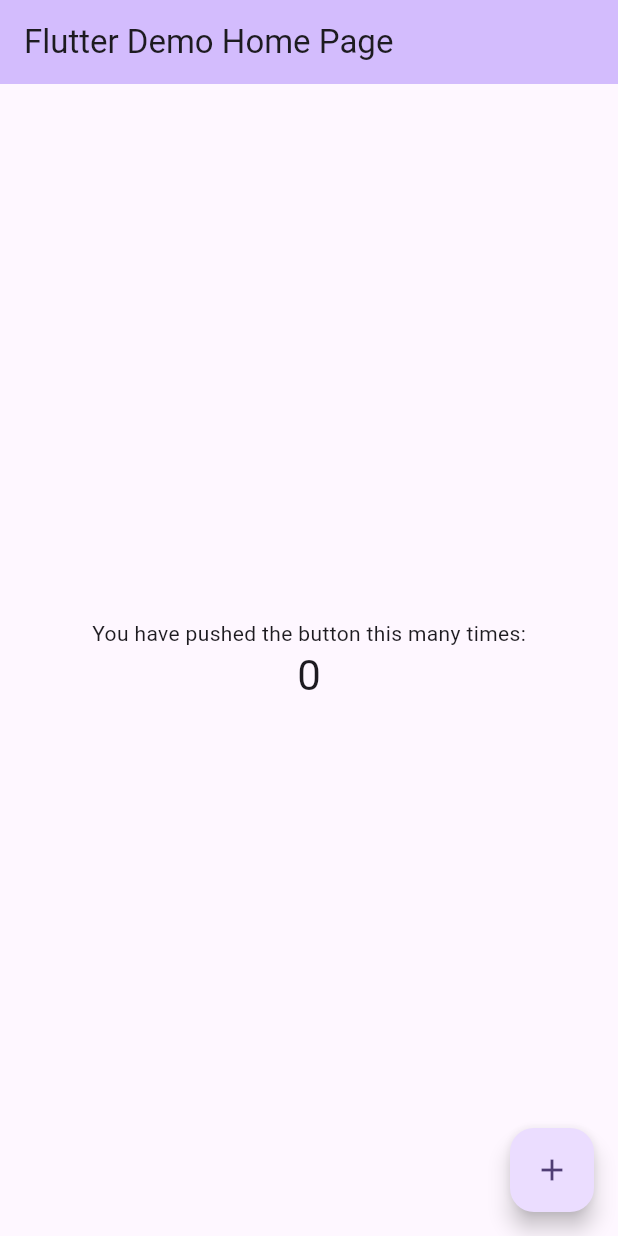
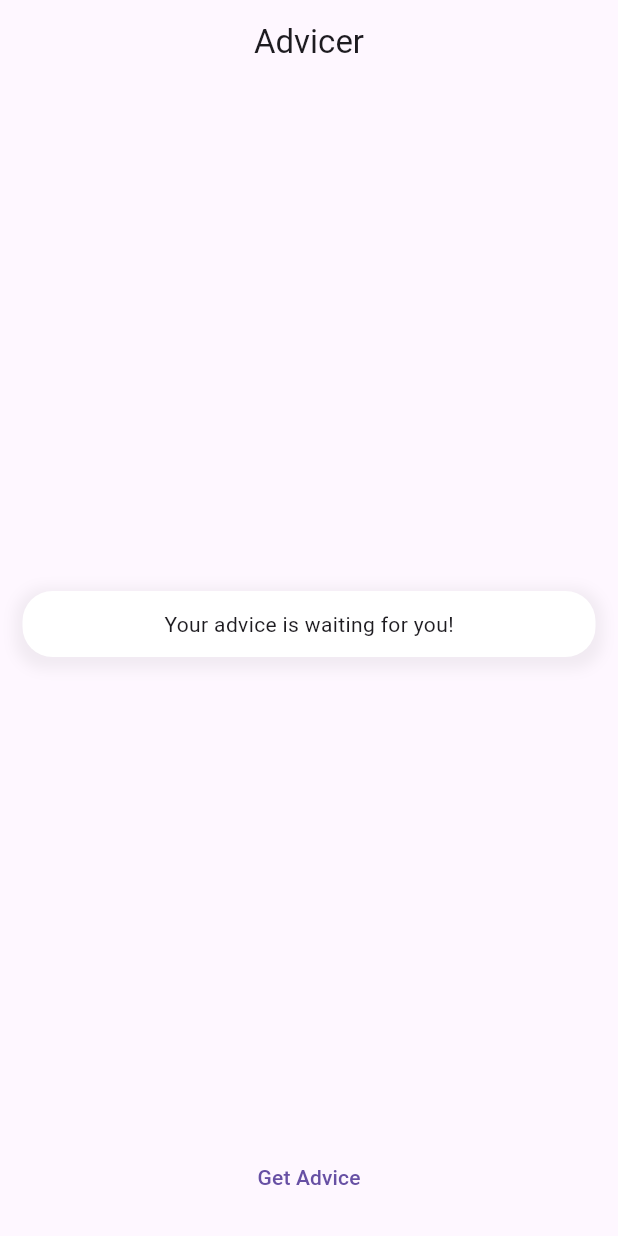
Before and after one commit to ericknamukolo/advicer, a Flutter app: the screen it shows after launch, on a phone screen of 412 x 824 dp. Run offline on Flutter 3.47's test engine with Material 3 defaults, Android fonts, the phone set to English and light mode, and no system bars.

Commit message:
added a basic ui

```diff
--- /dev/null
+++ b/lib/application/core/widgets/advice_field.dart
@@ -0,0 +1,31 @@
+import 'package:flutter/material.dart';
+
+class AdviceField extends StatelessWidget {
+  final String advice;
+  const AdviceField({
+    super.key,
+    required this.advice,
+  });
+
+  @override
+  Widget build(BuildContext context) {
+    return Container(
+      padding: EdgeInsets.all(12.0),
+      decoration: BoxDecoration(
+        color: Colors.white,
+        borderRadius: BorderRadius.circular(20.0),
+        boxShadow: [
+          BoxShadow(
+            color: Colors.black.withOpacity(0.05),
+            spreadRadius: 5,
+            blurRadius: 7,
+            offset: Offset(0, 3),
+          ),
+        ],
+      ),
+      child: Center(
+        child: Text(advice),
+      ),
+    );
+  }
+}
--- /dev/null
+++ b/lib/application/screens/advicer_screen.dart
@@ -0,0 +1,29 @@
+import 'package:flutter/material.dart';
+
+import '../core/widgets/advice_field.dart';
+
+class AdvicerScreen extends StatelessWidget {
+  const AdvicerScreen({super.key});
+
+  @override
+  Widget build(BuildContext context) {
+    return Scaffold(
+      appBar: AppBar(
+        title: const Text('Advicer'),
+        centerTitle: true,
+      ),
+      body: Padding(
+        padding: const EdgeInsets.all(15.0),
+        child: Column(
+          crossAxisAlignment: CrossAxisAlignment.stretch,
+          mainAxisAlignment: MainAxisAlignment.spaceBetween,
+          children: [
+            SizedBox(),
+            AdviceField(advice: 'Your advice is waiting for you!'),
+            TextButton(onPressed: () {}, child: Text('Get Advice')),
+          ],
+        ),
+      ),
+    );
+  }
+}
--- a/lib/main.dart
+++ b/lib/main.dart
@@ -1,110 +1,18 @@
 import 'package:flutter/material.dart';
 
+import 'application/screens/advicer_screen.dart';
+
 void main() {
-  runApp(const MyApp());
+  runApp(const AdvicerApp());
 }
 
-class MyApp extends StatelessWidget {
-  const MyApp({super.key});
+class AdvicerApp extends StatelessWidget {
+  const AdvicerApp({super.key});
 
-  // This widget is the root of your application.
   @override
   Widget build(BuildContext context) {
     return MaterialApp(
-      title: 'Flutter Demo',
-      theme: ThemeData(
-        colorScheme: ColorScheme.fromSeed(seedColor: Colors.deepPurple),
-        useMaterial3: true,
-      ),
-      home: const MyHomePage(title: 'Flutter Demo Home Page'),
+      home: const AdvicerScreen(),
     );
   }
 }
-
-class MyHomePage extends StatefulWidget {
-  const MyHomePage({super.key, required this.title});
-
-  // This widget is the home page of your application. It is stateful, meaning
-  // that it has a State object (defined below) that contains fields that affect
-  // how it looks.
-
-  // This class is the configuration for the state. It holds the values (in this
-  // case the title) provided by the parent (in this case the App widget) and
-  // used by the build method of the State. Fields in a Widget subclass are
-  // always marked "final".
-
-  final String title;
-
-  @override
-  State<MyHomePage> createState() => _MyHomePageState();
-}
-
-class _MyHomePageState extends State<MyHomePage> {
-  int _counter = 0;
-
-  void _incrementCounter() {
-    setState(() {
-      // This call to setState tells the Flutter framework that something has
-      // changed in this State, which causes it to rerun the build method below
-      // so that the display can reflect the updated values. If we changed
-      // _counter without calling setState(), then the build method would not be
-      // called again, and so nothing would appear to happen.
-      _counter++;
-    });
-  }
-
-  @override
-  Widget build(BuildContext context) {
-    // This method is rerun every time setState is called, for instance as done
-    // by the _incrementCounter method above.
-    //
-    // The Flutter framework has been optimized to make rerunning build methods
-    // fast, so that you can just rebuild anything that needs updating rather
-    // than having to individually change instances of widgets.
-    return Scaffold(
-      appBar: AppBar(
-        // TRY THIS: Try changing the color here to a specific color (to
-        // Colors.amber, perhaps?) and trigger a hot reload to see the AppBar
-        // change color while the other colors stay the same.
-        backgroundColor: Theme.of(context).colorScheme.inversePrimary,
-        // Here we take the value from the MyHomePage object that was created by
-        // the App.build method, and use it to set our appbar title.
-        title: Text(widget.title),
-      ),
-      body: Center(
-        // Center is a layout widget. It takes a single child and positions it
-        // in the middle of the parent.
-        child: Column(
-          // Column is also a layout widget. It takes a list of children and
-          // arranges them vertically. By default, it sizes itself to fit its
-          // children horizontally, and tries to be as tall as its parent.
-          //
-          // Column has various properties to control how it sizes itself and
-          // how it positions its children. Here we use mainAxisAlignment to
-          // center the children vertically; the main axis here is the vertical
-          // axis because Columns are vertical (the cross axis would be
-          // horizontal).
-          //
-          // TRY THIS: Invoke "debug painting" (choose the "Toggle Debug Paint"
-          // action in the IDE, or press "p" in the console), to see the
-          // wireframe for each widget.
-          mainAxisAlignment: MainAxisAlignment.center,
-          children: <Widget>[
-            const Text(
-              'You have pushed the button this many times:',
-            ),
-            Text(
-              '$_counter',
-              style: Theme.of(context).textTheme.headlineMedium,
-            ),
-          ],
-        ),
-      ),
-      floatingActionButton: FloatingActionButton(
-        onPressed: _incrementCounter,
-        tooltip: 'Increment',
-        child: const Icon(Icons.add),
-      ), // This trailing comma makes auto-formatting nicer for build methods.
-    );
-  }
-}
```
